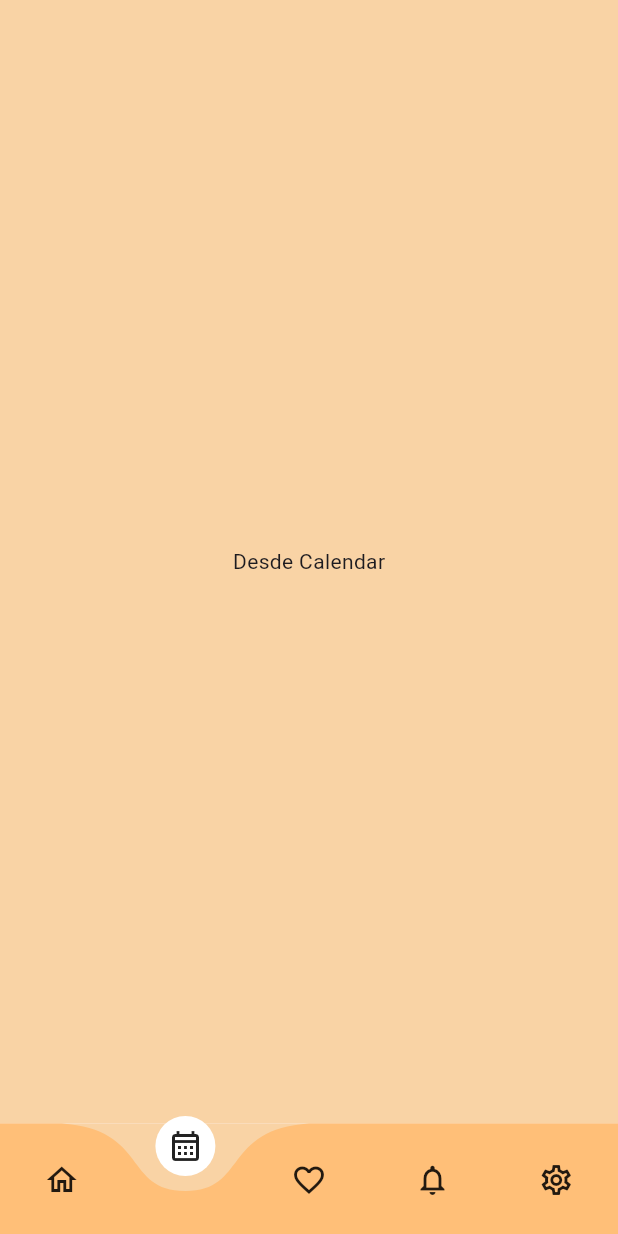
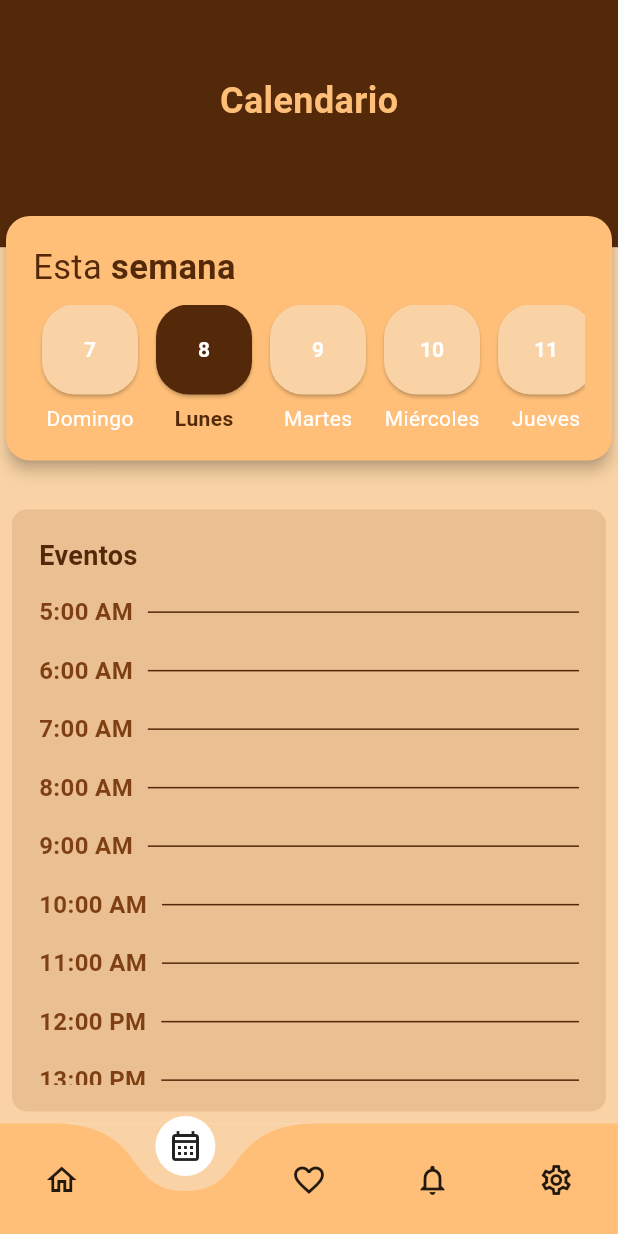
Before and after one commit to tobias-tj/TekkoApp, a Flutter app: the CalendarScreen screen opened by its route, on a phone screen of 412 x 824 dp. Run offline on Flutter 3.47's test engine with Material 3 defaults, Android fonts, the phone set to English and light mode, and no system bars; drawn by our look-alikes of curved_navigation_bar; our stand-ins replace audioplayers, go_router, lottie, shared_preferences, vibration; missing offline and left inert: flame; accounts and stored records are empty.

Commit message:
Calendario V1

```diff
--- /dev/null
+++ b/lib/components/agend_list.dart
@@ -0,0 +1,93 @@
+import 'package:flutter/material.dart';
+import 'package:tekko/styles/app_colors.dart';
+
+class AgendList extends StatefulWidget {
+  const AgendList({super.key});
+
+  @override
+  State<AgendList> createState() => _AgendListState();
+}
+
+class _AgendListState extends State<AgendList> {
+  @override
+  Widget build(BuildContext context) {
+    final List<String> hours = [
+      "5:00 AM",
+      "6:00 AM",
+      "7:00 AM",
+      "8:00 AM",
+      "9:00 AM",
+      "10:00 AM",
+      "11:00 AM",
+      "12:00 PM",
+      "13:00 PM",
+      "14:00 PM",
+      "15:00 PM",
+      "16:00 PM",
+      "17:00 PM",
+      "18:00 PM",
+      "19:00 PM",
+      "2O:00 PM",
+      "21:00 PM",
+      "22:00 PM",
+      "23:00 PM"
+    ];
+    return Expanded(
+      child: Padding(
+        padding: const EdgeInsets.all(8.0),
+        child: Container(
+          decoration: BoxDecoration(
+            color: AppColors.chocolateCream,
+            borderRadius: BorderRadius.circular(10),
+          ),
+          child: Padding(
+            padding: const EdgeInsets.all(18.0),
+            child: Column(
+              crossAxisAlignment: CrossAxisAlignment.start,
+              children: [
+                Text(
+                  "Eventos",
+                  style: TextStyle(
+                    fontSize: 18,
+                    fontWeight: FontWeight.bold,
+                    color: AppColors.chocolateNewDark,
+                  ),
+                ),
+                const SizedBox(height: 5),
+                Expanded(
+                  child: ListView.builder(
+                    itemCount: hours.length,
+                    itemBuilder: (context, index) {
+                      return Padding(
+                        padding: const EdgeInsets.symmetric(vertical: 8),
+                        child: Row(
+                          children: [
+                            Text(
+                              hours[index],
+                              style: TextStyle(
+                                fontSize: 16,
+                                fontWeight: FontWeight.w600,
+                                color: AppColors.chocolateDark,
+                              ),
+                            ),
+                            const SizedBox(width: 10),
+                            Expanded(
+                              child: Divider(
+                                color: AppColors.chocolateNewDark,
+                                thickness: 1,
+                              ),
+                            ),
+                          ],
+                        ),
+                      );
+                    },
+                  ),
+                ),
+              ],
+            ),
+          ),
+        ),
+      ),
+    );
+  }
+}
--- /dev/null
+++ b/lib/components/card_calendar.dart
@@ -0,0 +1,116 @@
+import 'package:flutter/material.dart';
+import 'package:tekko/styles/app_colors.dart';
+
+class CardCalendar extends StatefulWidget {
+  const CardCalendar({super.key});
+
+  @override
+  State<CardCalendar> createState() => _CardCalendarState();
+}
+
+class _CardCalendarState extends State<CardCalendar> {
+  late List<Map<String, dynamic>> weekDates;
+
+  @override
+  void initState() {
+    super.initState();
+    _loadMockDates();
+  }
+
+  void _loadMockDates() {
+    weekDates = [
+      {"day": 7, "weekday": "Domingo", "isToday": false},
+      {"day": 8, "weekday": "Lunes", "isToday": true},
+      {"day": 9, "weekday": "Martes", "isToday": false},
+      {"day": 10, "weekday": "Miércoles", "isToday": false},
+      {"day": 11, "weekday": "Jueves", "isToday": false},
+      {"day": 12, "weekday": "Viernes", "isToday": false},
+      {"day": 13, "weekday": "Sábado", "isToday": false},
+    ];
+  }
+
+  @override
+  Widget build(BuildContext context) {
+    return Card(
+      color: AppColors.softCreamDark,
+      shape: RoundedRectangleBorder(borderRadius: BorderRadius.circular(16.0)),
+      elevation: 4,
+      child: Padding(
+        padding: const EdgeInsets.all(18.0),
+        child: Column(
+          crossAxisAlignment: CrossAxisAlignment.start,
+          children: [
+            Row(
+              children: [
+                const Text(
+                  "Esta",
+                  style: TextStyle(
+                    fontSize: 23,
+                    color: AppColors.chocolateNewDark,
+                  ),
+                ),
+                const Text(
+                  " semana",
+                  style: TextStyle(
+                    fontSize: 23,
+                    fontWeight: FontWeight.bold,
+                    color: AppColors.chocolateNewDark,
+                  ),
+                ),
+              ],
+            ),
+            const SizedBox(height: 8),
+            // Lista de Fechas con Scroll Horizontal
+            SingleChildScrollView(
+                scrollDirection: Axis.horizontal,
+                child: Row(
+                  children: weekDates.map((date) {
+                    bool isToday = date['isToday'];
+
+                    return Padding(
+                      padding: const EdgeInsets.symmetric(horizontal: 6.0),
+                      child: Column(
+                        children: [
+                          ElevatedButton(
+                            onPressed: () {},
+                            style: ElevatedButton.styleFrom(
+                              backgroundColor: isToday
+                                  ? AppColors.chocolateNewDark
+                                  : AppColors.softCream,
+                              padding: const EdgeInsets.all(20),
+                              shape: RoundedRectangleBorder(
+                                borderRadius: BorderRadius.circular(22),
+                              ),
+                            ),
+                            child: Text(
+                              "${date['day']}",
+                              style: TextStyle(
+                                color: isToday
+                                    ? Colors.white
+                                    : AppColors.textColor,
+                                fontWeight: FontWeight.bold,
+                              ),
+                            ),
+                          ),
+                          const SizedBox(height: 6),
+                          Text(
+                            date['weekday'],
+                            style: TextStyle(
+                              color: isToday
+                                  ? AppColors.chocolateNewDark
+                                  : Colors.white,
+                              fontWeight:
+                                  isToday ? FontWeight.bold : FontWeight.normal,
+                            ),
+                          ),
+                        ],
+                      ),
+                    );
+                  }).toList(),
+                ))
+          ],
+        ),
+      ),
+    );
+  }
+}
--- /dev/null
+++ b/lib/components/top_custom_calendar.dart
@@ -0,0 +1,60 @@
+import 'package:flutter/material.dart';
+import 'package:tekko/components/card_calendar.dart';
+import 'package:tekko/styles/app_colors.dart';
+
+class TopCustomCalendar extends StatefulWidget {
+  const TopCustomCalendar({super.key});
+
+  @override
+  State<TopCustomCalendar> createState() => _TopCustomCalendarState();
+}
+
+class _TopCustomCalendarState extends State<TopCustomCalendar> {
+  @override
+  Widget build(BuildContext context) {
+    final size = MediaQuery.of(context).size;
+    return SizedBox(
+      height: size.height * 0.4,
+      child: Stack(
+        children: [
+          Positioned(
+              top: 0,
+              left: 0,
+              right: 0,
+              child: Container(
+                height: size.height * 0.2,
+                color: AppColors.chocolateNewDark,
+              )),
+          Positioned(
+              top: 50,
+              left: 0,
+              right: 0,
+              child: Row(
+                  mainAxisAlignment: MainAxisAlignment.center,
+                  crossAxisAlignment: CrossAxisAlignment.center,
+                  children: [
+                    // Title
+                    Column(
+                      mainAxisAlignment: MainAxisAlignment.center,
+                      children: [
+                        const Text(
+                          "Calendario",
+                          style: TextStyle(
+                              fontSize: 24,
+                              fontWeight: FontWeight.bold,
+                              color: AppColors.softCreamDark),
+                        )
+                      ],
+                    )
+                  ])),
+          const Positioned(
+            top: 140,
+            left: 0,
+            right: 0,
+            child: CardCalendar(),
+          ),
+        ],
+      ),
+    );
+  }
+}
--- a/lib/screens/calendar/calendar_screen.dart
+++ b/lib/screens/calendar/calendar_screen.dart
@@ -1,14 +1,35 @@
 import 'package:flutter/material.dart';
+import 'package:tekko/components/agend_list.dart';
+import 'package:tekko/components/top_custom_calendar.dart';
 import 'package:tekko/styles/app_colors.dart';
 
-class CalendarScreen extends StatelessWidget {
+class CalendarScreen extends StatefulWidget {
   const CalendarScreen({super.key});
 
   @override
+  State<CalendarScreen> createState() => _CalendarScreenState();
+}
+
+class _CalendarScreenState extends State<CalendarScreen> {
+  @override
   Widget build(BuildContext context) {
+    final size = MediaQuery.of(context).size;
+
     return Scaffold(
-      backgroundColor: AppColors.softCream,
-      body: Center(child: Text("Desde Calendar")),
-    );
+        backgroundColor: AppColors.softCream,
+        body: Stack(children: [
+          Container(
+            width: size.width,
+            height: size.height,
+            color: AppColors.softCream,
+          ),
+          Column(
+            children: [
+              TopCustomCalendar(),
+              const SizedBox(height: 2),
+              const AgendList()
+            ],
+          )
+        ]));
   }
 }
--- a/lib/styles/app_colors.dart
+++ b/lib/styles/app_colors.dart
@@ -10,4 +10,5 @@ class AppColors {
   static const Color yellowButton = Color.fromARGB(255, 231, 196, 23);
   static const Color chocolateDark = Color.fromARGB(255, 126, 63, 18);
   static const Color chocolateNewDark = Color.fromARGB(255, 84, 41, 10);
+  static const Color chocolateCream = Color.fromARGB(32, 129, 52, 10);
 }
```
